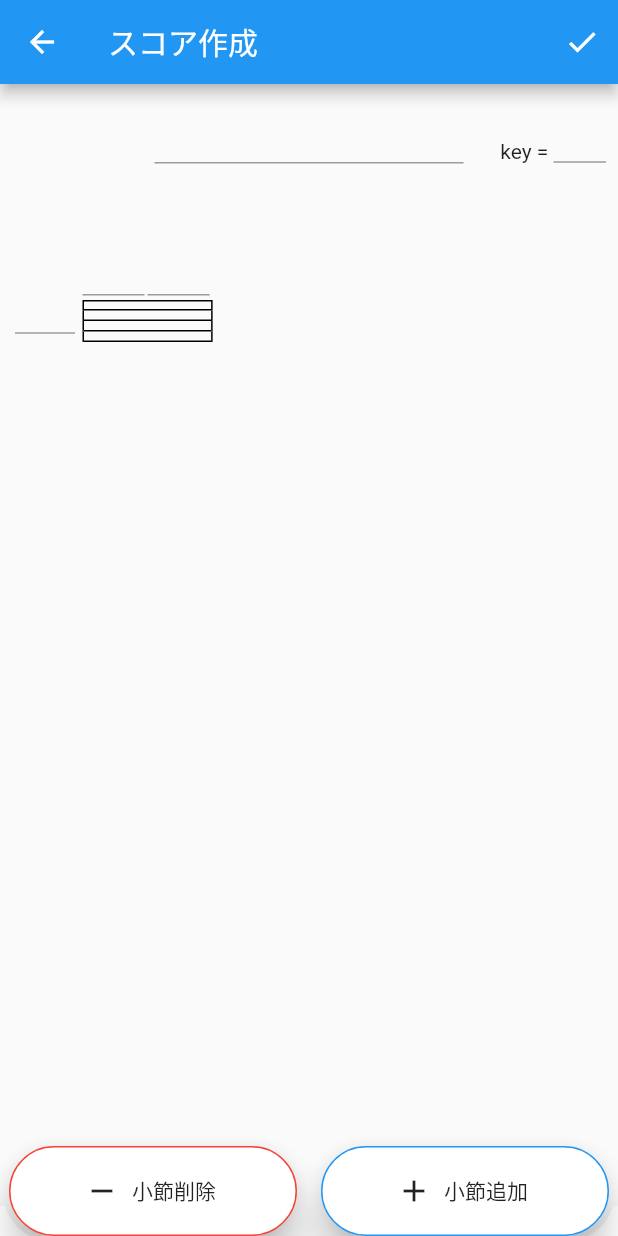
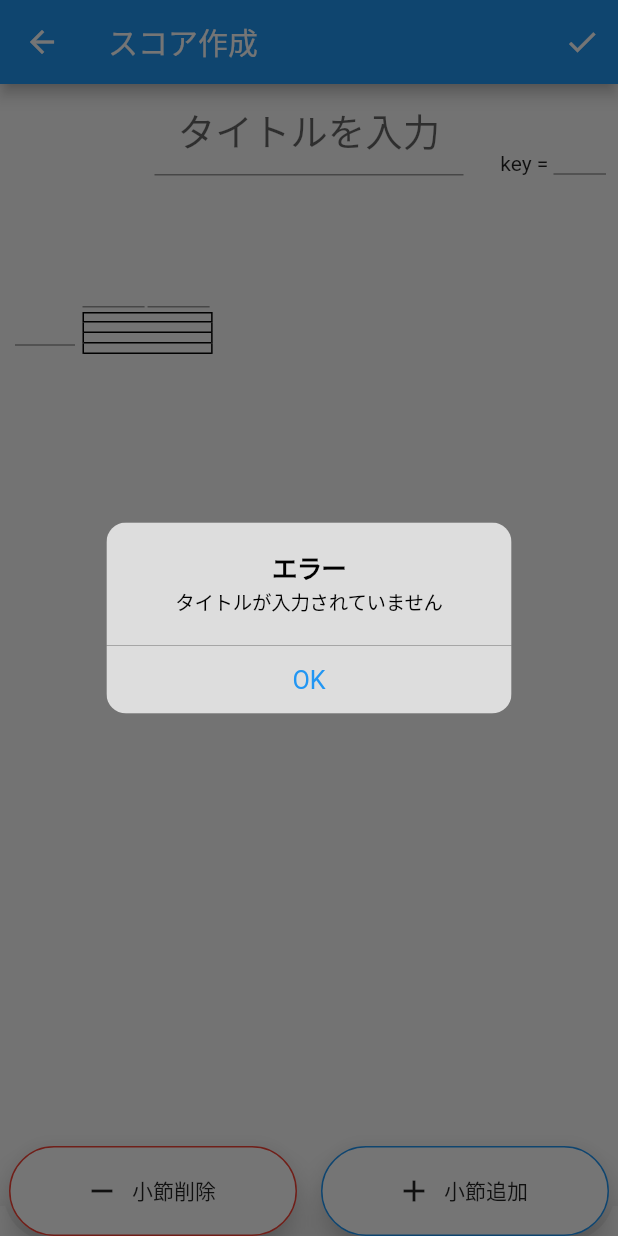
Before and after one commit to nokunoku1234/our_score, a Flutter app: the AddPdfPage screen opened directly, after a tap on the "check" icon, on a phone screen of 412 x 824 dp. Run offline on Flutter 3.47's test engine with Material 2 defaults, Android fonts, the phone set to English and light mode, and no system bars; our stand-ins replace pdf, sqflite; missing offline and left inert: flutter_pdfview, flutter_share, virtual_keyboard_multi_language; accounts and stored records are empty.

Commit message:
タイトルを必須入力対応

```diff
--- a/lib/pages/add_pdf_page.dart
+++ b/lib/pages/add_pdf_page.dart
@@ -1,3 +1,4 @@
+import 'package:flutter/cupertino.dart';
 import 'package:flutter/material.dart';
 import 'package:simple_resumaker/model/model.dart';
 import 'package:simple_resumaker/pages/create_pdf.dart';
@@ -65,10 +66,31 @@ class _AddPdfPageState extends State<AddPdfPage> {
           IconButton(
             icon: Icon(Icons.check),
             onPressed: () async{
-              makeList();
-              createMusic(widget.isNew);
-              String _filePath = await CreatePdf.createPdfA4(_saveData);
-              Navigator.push(context, MaterialPageRoute(builder: (context) => PdfViewPage(filePath: _filePath,)));
+              if(titleController.text == "" && widget.isNew == true) {
+                showDialog(
+                    context: context,
+                    builder: (context) {
+                      return CupertinoAlertDialog(
+                        title: Text('エラー'),
+                        content: Text('タイトルが入力されていません'),
+                        actions: <Widget>[
+                          CupertinoDialogAction(
+                            child: Text('OK'),
+                            onPressed: () {
+                              Navigator.pop(context);
+                            },
+                          )
+                        ],
+                      );
+                    }
+                );
+              } else {
+                makeList();
+                createMusic(widget.isNew);
+                String _filePath = await CreatePdf.createPdfA4(_saveData);
+                Navigator.push(context, MaterialPageRoute(
+                    builder: (context) => PdfViewPage(filePath: _filePath,)));
+              }
             },
           ),
         ],
@@ -225,7 +247,7 @@ class _AddPdfPageState extends State<AddPdfPage> {
                 child: Center(
                   child: TextField(
                     decoration: InputDecoration(
-                      hintText: widget.isNew ? null : widget.dbData.title,
+                      hintText: widget.isNew ? 'タイトルを入力' : widget.dbData.title,
                     ),
                     textAlign: TextAlign.center,
                     controller: titleController,
```
